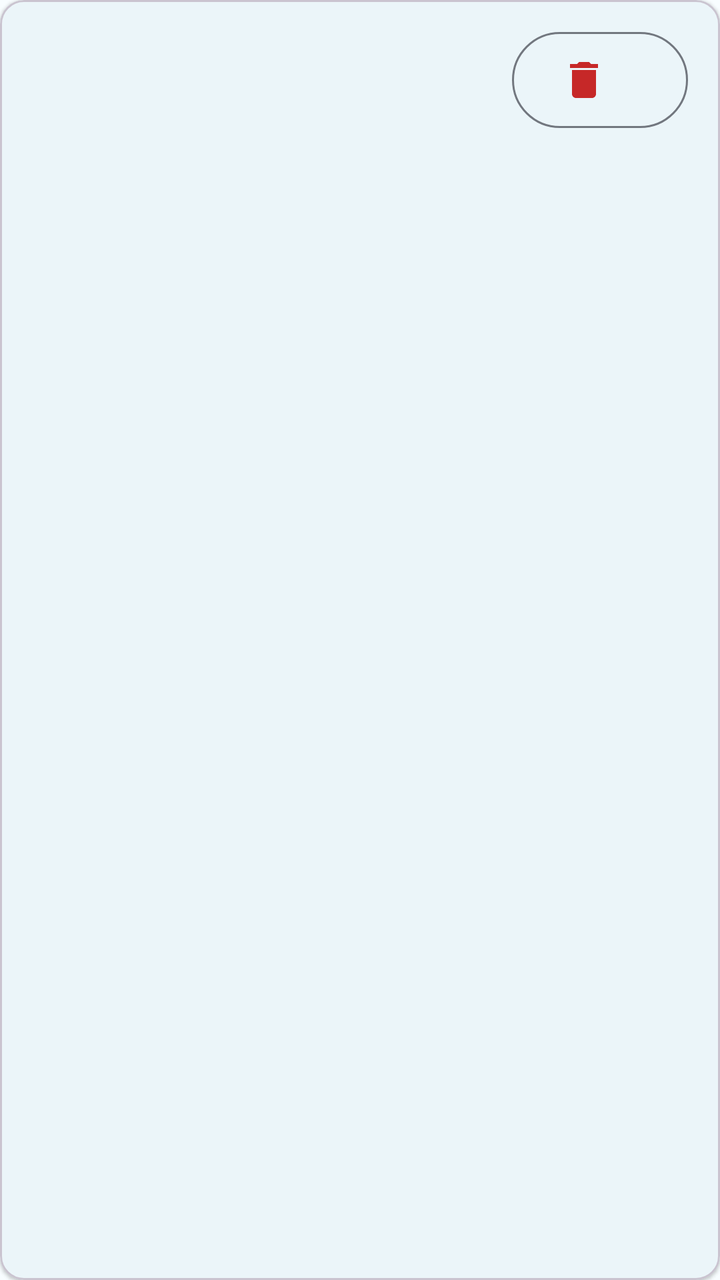
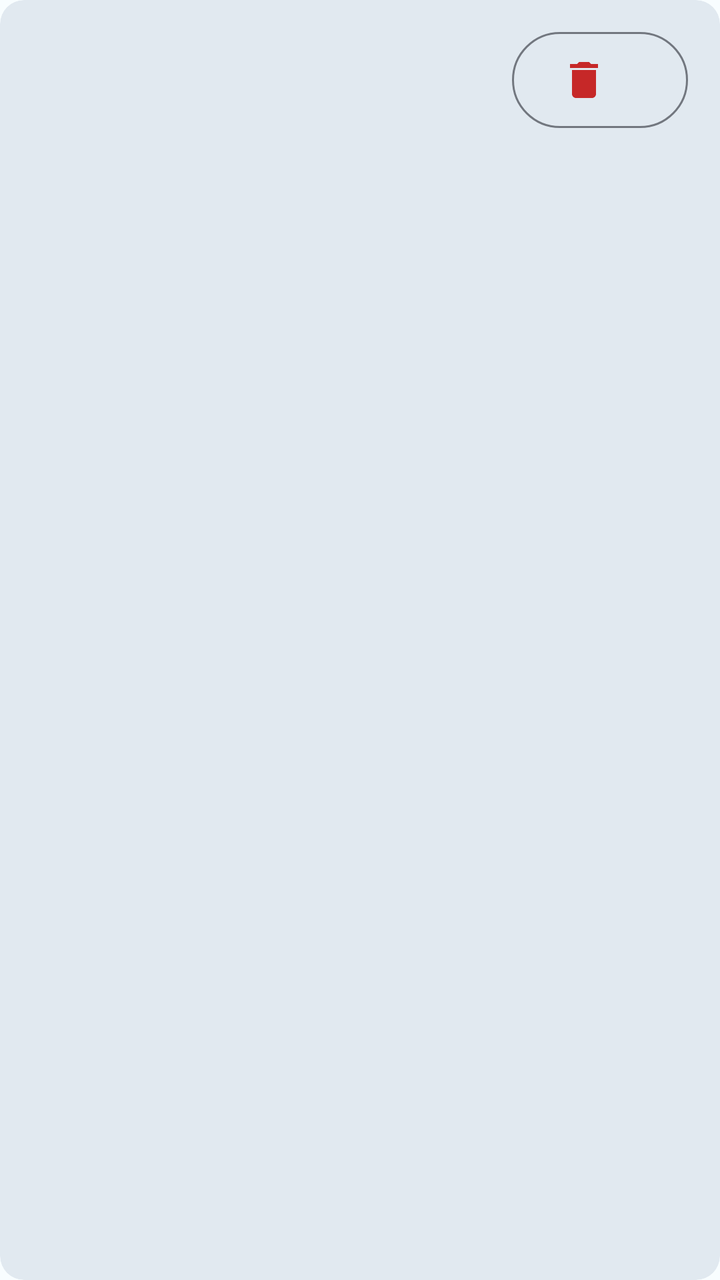

Screens rendered from an Android XML layout before and after an edit, with the pre-edit source and the edit as a unified diff.
<!-- AndroidManifest.xml: application theme Theme.DonationSystem -->
<!-- res/layout/item_restriction_row.xml -->
<?xml version="1.0" encoding="utf-8"?>
<com.google.android.material.card.MaterialCardView xmlns:android="http://schemas.android.com/apk/res/android"
    xmlns:app="http://schemas.android.com/apk/res-auto"
    android:layout_width="match_parent"
    android:layout_height="wrap_content"
    android:layout_marginBottom="12dp"
    app:cardCornerRadius="12dp"
    app:cardElevation="1dp">

    <LinearLayout
        android:layout_width="match_parent"
        android:layout_height="wrap_content"
        android:gravity="center_vertical"
        android:orientation="horizontal"
        android:padding="16dp">

        <LinearLayout
            android:layout_width="0dp"
            android:layout_height="wrap_content"
            android:layout_weight="1"
            android:orientation="vertical">

            <TextView
                android:id="@+id/textViewRestrictionName"
                android:layout_width="wrap_content"
                android:layout_height="wrap_content"
                android:textAppearance="?attr/textAppearanceTitleMedium"
                android:textColor="@color/clinical_dark_blue" />

            <TextView
                android:id="@+id/textViewRestrictionVeda"
                android:layout_width="wrap_content"
                android:layout_height="wrap_content"
                android:layout_marginTop="2dp"
                android:textAppearance="?attr/textAppearanceBodyMedium"
                android:textColor="@color/on_surface_variant" />
        </LinearLayout>

        <com.google.android.material.button.MaterialButton
            android:id="@+id/buttonDeleteRestriction"
            style="@style/Widget.Material3.Button.OutlinedButton"
            android:layout_width="wrap_content"
            android:layout_height="wrap_content"
            android:layout_marginStart="8dp"
            android:contentDescription="@string/dialog_confirm_delete_restriction"
            android:insetTop="0dp"
            android:insetBottom="0dp"
            app:icon="@drawable/ic_delete"
            app:iconTint="@color/veda_red"
            app:iconSize="24dp" />
    </LinearLayout>
</com.google.android.material.card.MaterialCardView>
<!-- resources referenced by this layout -->
<resources>
  <color name="clinical_dark_blue">#FF001D33</color>
  <color name="on_surface_variant">#FF42474E</color>
  <color name="veda_red">#FFC62828</color>
  <!-- drawable ic_delete (drawable) -->
  <vector xmlns:android="http://schemas.android.com/apk/res/android"
      android:width="24dp"
      android:height="24dp"
      android:viewportWidth="24"
      android:viewportHeight="24"
      android:tint="?attr/colorControlNormal">
      <path
          android:fillColor="@android:color/white"
          android:pathData="M6,19c0,1.1 0.9,2 2,2h8c1.1,0 2,-0.9 2,-2V7H6v12zM19,4h-3.5l-1,-1h-5l-1,1H5v2h14V4z" />
  </vector>
  <string name="dialog_confirm_delete_restriction">¿Eliminar esta exclusión del diccionario? Se quitará de todos los donantes asociados.</string>
  <style name="Theme.DonationSystem" parent="Base.Theme.DonationSystem" />
  <style name="Base.Theme.DonationSystem" parent="Theme.Material3.DayNight.NoActionBar">
          <item name="colorPrimary">@color/medical_blue</item>
          <item name="colorOnPrimary">@color/on_primary</item>
          <item name="colorPrimaryContainer">@color/medical_blue_light</item>
          <item name="colorOnPrimaryContainer">@color/clinical_dark_blue</item>
  
          <item name="colorSecondary">@color/clinical_dark_blue</item>
          <item name="colorOnSecondary">@color/on_secondary</item>
  
          <item name="colorSurface">@color/surface_light</item>
          <item name="colorOnSurface">@color/on_surface</item>
          <item name="colorSurfaceVariant">@color/surface_variant</item>
          <item name="colorOnSurfaceVariant">@color/on_surface_variant</item>
  
          <item name="android:colorBackground">@color/surface_light</item>
          <item name="colorOutline">@color/outline</item>
      </style>
  <color name="medical_blue">#FF00639A</color>
  <color name="on_primary">#FFFFFFFF</color>
  <color name="medical_blue_light">#FFD1E4FF</color>
  <color name="on_secondary">#FFFFFFFF</color>
  <color name="surface_light">#FFF8FDFF</color>
  <color name="on_surface">#FF191C20</color>
  <color name="surface_variant">#FFDEE3EB</color>
  <color name="outline">#FF72777F</color>
</resources>

<!-- the commit's change to res/layout/item_restriction_row.xml (unified diff, before → after) -->
@@ -3,9 +3,8 @@
     xmlns:app="http://schemas.android.com/apk/res-auto"
     android:layout_width="match_parent"
     android:layout_height="wrap_content"
-    android:layout_marginBottom="12dp"
-    app:cardCornerRadius="12dp"
-    app:cardElevation="1dp">
+    style="@style/Widget.App.Card"
+    android:layout_marginBottom="12dp">
 
     <LinearLayout
         android:layout_width="match_parent"
<!-- resource entries referenced after the edit -->
@@ -15,7 +15,11 @@
           android:pathData="M6,19c0,1.1 0.9,2 2,2h8c1.1,0 2,-0.9 2,-2V7H6v12zM19,4h-3.5l-1,-1h-5l-1,1H5v2h14V4z" />
   </vector>
   <string name="dialog_confirm_delete_restriction">¿Eliminar esta exclusión del diccionario? Se quitará de todos los donantes asociados.</string>
+  <style name="Widget.App.Card" parent="Widget.Material3.CardView.Filled">
+          <item name="cardCornerRadius">@dimen/card_corner_radius</item>
+      </style>
   <style name="Theme.DonationSystem" parent="Base.Theme.DonationSystem" />
+  <dimen name="card_corner_radius">12dp</dimen>
   <style name="Base.Theme.DonationSystem" parent="Theme.Material3.DayNight.NoActionBar">
           <item name="colorPrimary">@color/medical_blue</item>
           <item name="colorOnPrimary">@color/on_primary</item>
@@ -32,6 +36,12 @@
   
           <item name="android:colorBackground">@color/surface_light</item>
           <item name="colorOutline">@color/outline</item>
+  
+          <item name="colorSurfaceContainerLowest">@color/surface_container_lowest</item>
+          <item name="colorSurfaceContainerLow">@color/surface_container_low</item>
+          <item name="colorSurfaceContainer">@color/surface_container</item>
+          <item name="colorSurfaceContainerHigh">@color/surface_container_high</item>
+          <item name="colorSurfaceContainerHighest">@color/surface_container_highest</item>
       </style>
   <color name="medical_blue">#FF00639A</color>
   <color name="on_primary">#FFFFFFFF</color>
@@ -41,5 +51,10 @@
   <color name="on_surface">#FF191C20</color>
   <color name="surface_variant">#FFDEE3EB</color>
   <color name="outline">#FF72777F</color>
+  <color name="surface_container_lowest">#FFFFFFFF</color>
+  <color name="surface_container_low">#FFF3F8FB</color>
+  <color name="surface_container">#FFEDF3F8</color>
+  <color name="surface_container_high">#FFE7EDF3</color>
+  <color name="surface_container_highest">#FFE1E9F0</color>
 </resources>
 
